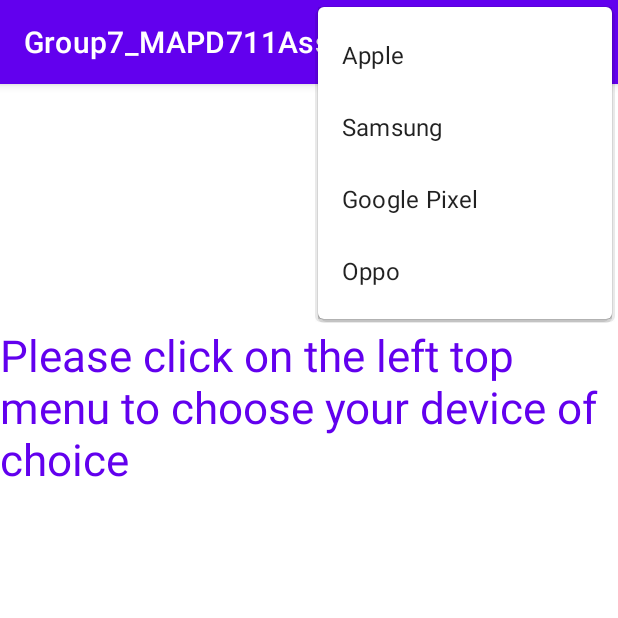
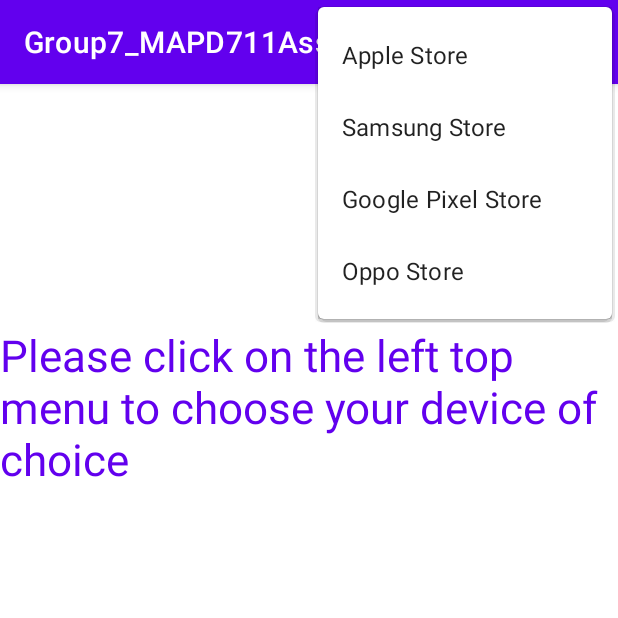
Before and after one commit to justus57/Group7_MAPD711Assignment3, an Android app: the screen it shows after launch (MainActivity), with the options menu open, on a phone screen of 412 x 824 dp, the top half of it. Run offline under Robolectric (Android 15) with nearby library versions, the phone set to English and light mode, and no system bars.

Commit message:
3nd commit

```diff
--- a/app/build.gradle
+++ b/app/build.gradle
@@ -1,6 +1,7 @@
 plugins {
     id 'com.android.application'
     id 'org.jetbrains.kotlin.android'
+    id 'com.google.android.libraries.mapsplatform.secrets-gradle-plugin'
 
 }
 
@@ -31,6 +32,9 @@ android {
     kotlinOptions {
         jvmTarget = '1.8'
     }
+    buildFeatures {
+        viewBinding true
+    }
 }
 
 dependencies {
--- a/app/src/main/res/menu/menu.xml
+++ b/app/src/main/res/menu/menu.xml
@@ -2,14 +2,14 @@
 <menu xmlns:android="http://schemas.android.com/apk/res/android">
     <item
         android:id="@+id/apple"
-        android:title="Apple" />
+        android:title="Apple Store" />
     <item
         android:id="@+id/samsung"
-        android:title="Samsung" />
+        android:title="Samsung Store" />
     <item
         android:id="@+id/googlePixel"
-        android:title="Google Pixel" />
+        android:title="Google Pixel Store" />
     <item
         android:id="@+id/oppo"
-        android:title="Oppo" />
+        android:title="Oppo Store" />
 </menu>
--- a/app/src/main/res/values/map_api.xml
+++ b/app/src/main/res/values/map_api.xml
@@ -1,6 +1,6 @@
 <?xml version="1.0" encoding="utf-8"?>
 <resources>
     <string name="map_key">
-        AIzaSyBR2U0QS7lYJaiZnOPia9Suwgt6TkZ28ms
+       AIzaSyBR2U0QS7lYJaiZnOPia9Suwgt6TkZ28ms
     </string>
 </resources>
--- a/app/src/main/res/values/strings.xml
+++ b/app/src/main/res/values/strings.xml
@@ -1,3 +1,4 @@
 <resources>
     <string name="app_name">Group7_MAPD711Assignment3</string>
+    <string name="title_activity_maps">MapsActivity</string>
 </resources>
--- a/build.gradle
+++ b/build.gradle
@@ -3,4 +3,5 @@ plugins {
     id 'com.android.application' version '7.3.1' apply false
     id 'com.android.library' version '7.3.1' apply false
     id 'org.jetbrains.kotlin.android' version '1.7.20' apply false
+    id 'com.google.android.libraries.mapsplatform.secrets-gradle-plugin' version '2.0.1' apply false
 }
```
Also changed, not shown: app/src/main/AndroidManifest.xml (+19 -10 lines), app/src/main/java/com/example/group7_mapd711assignment3/MainActivity.kt (+4 -4 lines), app/src/main/java/com/example/group7_mapd711assignment3/MapsActivity.kt (renamed from app/src/main/java/com/example/group7_mapd711assignment3/mapActivity.kt, +31 -20 lines), app/src/main/res/layout/activity_map.xml (deleted, +0 -16 lines), app/src/main/res/layout/activity_maps.xml (added, +9 -0 lines).
